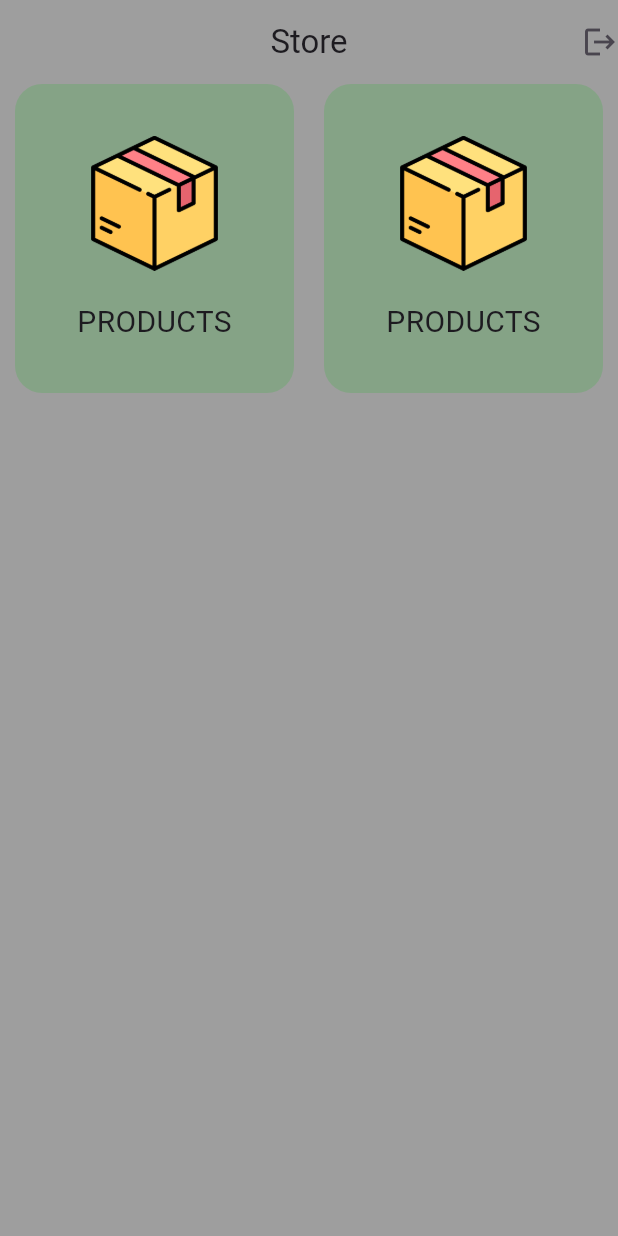
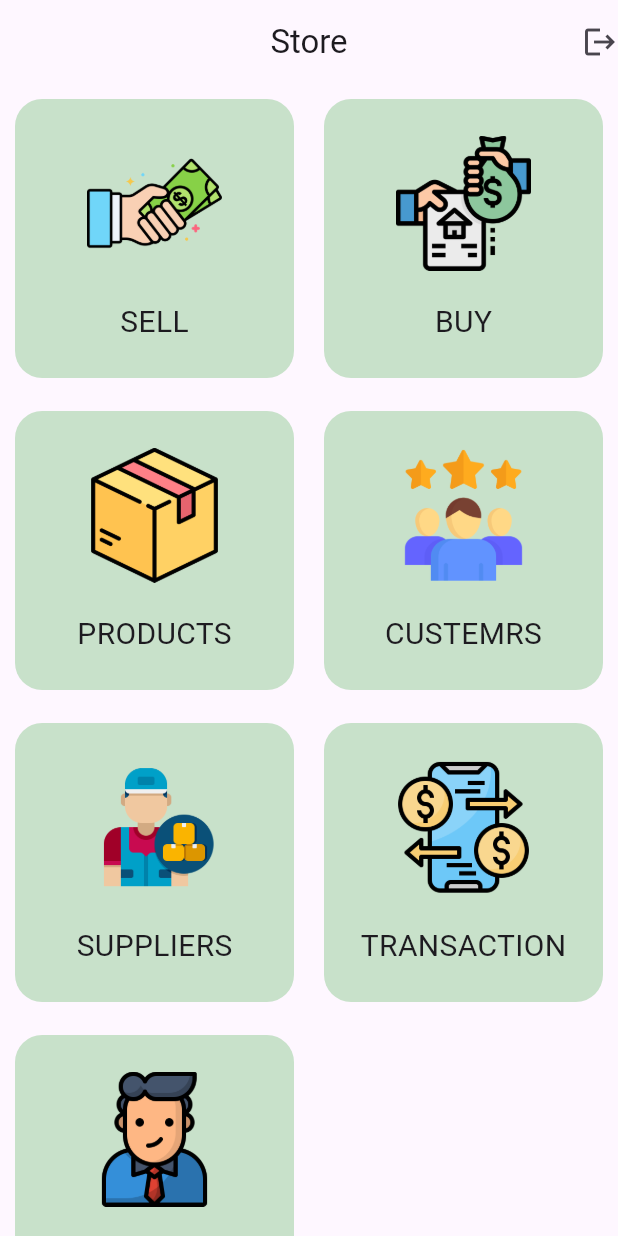
Before and after one commit to 1oussamai/stock_management, a Flutter app: the screen it shows after launch, on a phone screen of 412 x 824 dp. Run offline on Flutter 3.47's test engine with Material 3 defaults, Android fonts, the phone set to English and light mode, and no system bars.

Commit message:
home page view done

```diff
--- a/lib/constans.dart
+++ b/lib/constans.dart
@@ -1,5 +1,8 @@
-const String boxImage = "asstes/icons/box.png";
-const String cashImage = "asstes/icons/cash.png";
-const String custemrsImage = "asstes/icons/customer-review.png";
-const String suppliersImage = "asstes/icons/supplier.png";
-const String logisticsImages = "asstes/icons/logistics.png";
+const String boxImage = "assets/icons/box.png";
+const String cashImage = "assets/icons/cash.png";
+const String custemrsImage = "assets/icons/customer-review.png";
+const String suppliersImage = "assets/icons/supplier.png";
+const String logisticsImages = "assets/icons/logistics.png";
+const String buyImages = "assets/icons/loan.png";
+const String transactionsImage = "assets/icons/transaction.png";
+const String profileImage = "assets/icons/business-man.png";
--- a/lib/pages/home_page.dart
+++ b/lib/pages/home_page.dart
@@ -15,13 +15,21 @@ class HomePage extends StatelessWidget {
           title: const Text('Store'),
           actions: const [Icon(Icons.logout)],
         ),
-        backgroundColor: Colors.grey,
+        // backgroundColor: Colors.grey,
         body: GridView(
           gridDelegate: const SliverGridDelegateWithFixedCrossAxisCount(
             crossAxisCount: 2,
             mainAxisSpacing: 2,
           ),
           children: const [
+            ItemCardView(
+              name: 'SELL',
+              icon: cashImage,
+            ),
+            ItemCardView(
+              name: 'BUY',
+              icon: buyImages,
+            ),
             ItemCardView(
               name: 'PRODUCTS',
               icon: boxImage,
@@ -30,6 +38,18 @@ class HomePage extends StatelessWidget {
               name: "CUSTEMRS",
               icon: custemrsImage,
             ),
+            ItemCardView(
+              name: 'SUPPLIERS',
+              icon: suppliersImage,
+            ),
+            ItemCardView(
+              name: 'TRANSACTION',
+              icon: transactionsImage,
+            ),
+            ItemCardView(
+              name: 'PROFILE',
+              icon: profileImage,
+            ),
           ],
         ),
       ),
--- a/lib/widgets/item_card_view.dart
+++ b/lib/widgets/item_card_view.dart
@@ -2,7 +2,9 @@ import 'package:flutter/material.dart';
 
 class ItemCardView extends StatelessWidget {
   const ItemCardView({
-    super.key, required this.name, required this.icon,
+    super.key,
+    required this.name,
+    required this.icon,
   });
   final String name;
   final String icon;
@@ -10,7 +12,7 @@ class ItemCardView extends StatelessWidget {
   @override
   Widget build(BuildContext context) {
     return Padding(
-      padding: const EdgeInsets.symmetric(horizontal: 10),
+      padding: const EdgeInsets.symmetric(horizontal: 10, vertical: 10),
       child: Container(
         height: 170,
         width: 170,
@@ -22,15 +24,15 @@ class ItemCardView extends StatelessWidget {
           children: [
             const SizedBox(height: 2),
             Image.asset(
-              "assets/icons/box.png",
+              icon,
               height: 90,
               width: 90,
             ),
             const SizedBox(
               height: 20,
             ),
-            const Text(
-              'PRODUCTS',
+            Text(
+              name,
               style: TextStyle(fontSize: 20),
             ),
           ],
```
Also changed, not shown: assets/icons/business-man.png (added), assets/icons/loan.png (added), assets/icons/transaction.png (added).
